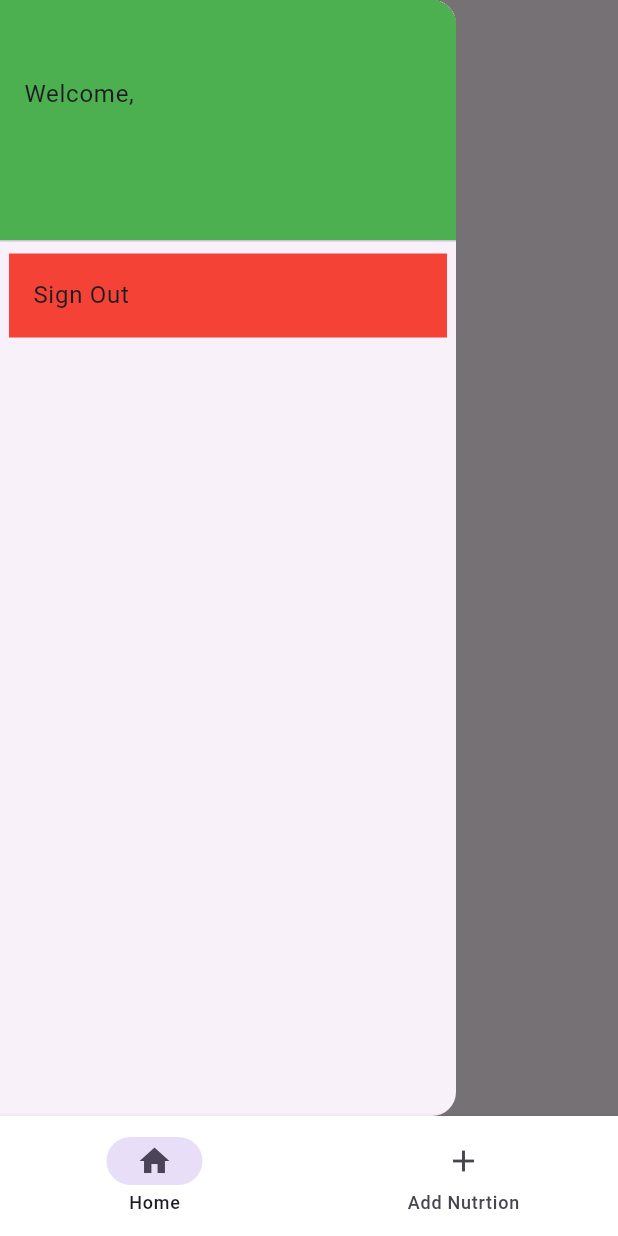
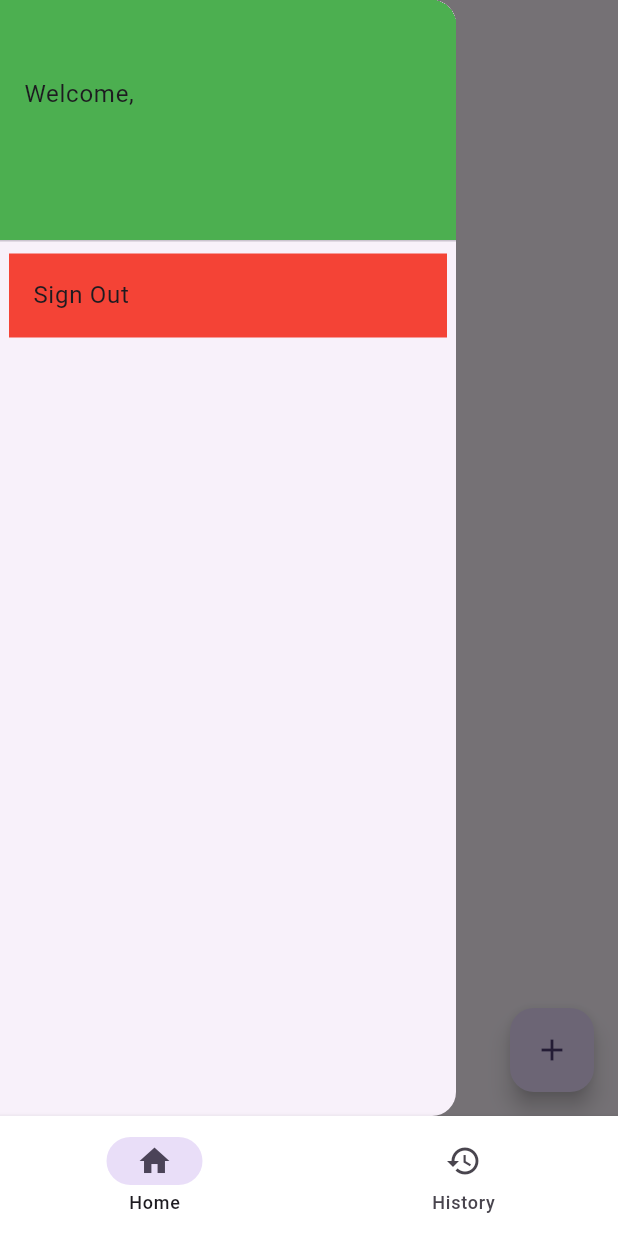
Before and after one commit to AlvinHartono/flutter-nutrition-tracker, a Flutter app: the screen it shows once a user with an empty profile is signed in, with the side drawer open, on a phone screen of 412 x 824 dp. Run offline on Flutter 3.47's test engine with Material 3 defaults, Android fonts, the phone set to English and light mode, and no system bars; our stand-ins replace firebase_auth, firebase_core; accounts and stored records are empty.

Commit message:
added screens

```diff
--- /dev/null
+++ b/lib/config/config.dart
@@ -0,0 +1,3 @@
+class AppConfig {
+  static const String apiKey = "7JdkTq3FchntRBv5Ax1Eog==lWifTLw8ivhrr98C";
+}
--- /dev/null
+++ b/lib/screens/history_nutrition_screen.dart
@@ -0,0 +1,22 @@
+import 'package:flutter/material.dart';
+
+class History extends StatefulWidget {
+  const History({super.key});
+
+  @override
+  State<History> createState() => _HistoryState();
+}
+
+class _HistoryState extends State<History> {
+  @override
+  Widget build(BuildContext context) {
+    return Scaffold(
+        appBar: AppBar(
+          title: const Text("Nutrition History"),
+          centerTitle: true,
+        ),
+        body: const Center(
+          child: Text("History Screen"),
+        ));
+  }
+}
--- a/lib/screens/main_screen.dart
+++ b/lib/screens/main_screen.dart
@@ -1,5 +1,5 @@
 import 'package:flutter/material.dart';
-import 'package:flutter_nutrition_tracker/screens/add_nutrtion_screen.dart';
+import 'package:flutter_nutrition_tracker/screens/history_nutrition_screen.dart';
 import 'package:flutter_nutrition_tracker/screens/nutrition_screen.dart';
 
 class MainScreen extends StatefulWidget {
@@ -29,14 +29,14 @@ class _MainScreenState extends State<MainScreen> {
             label: 'Home',
           ),
           NavigationDestination(
-            icon: Icon(Icons.add),
-            label: 'Add Nutrtion',
+            icon: Icon(Icons.history_outlined),
+            label: 'History',
           ),
         ],
       ),
       body: [
         const AllNutrition(),
-        const AddNutrtion(),
+        const History(),
       ][_currentIndex],
     );
   }
--- a/lib/screens/nutrition_screen.dart
+++ b/lib/screens/nutrition_screen.dart
@@ -1,5 +1,6 @@
 import 'package:flutter/material.dart';
 import 'package:firebase_auth/firebase_auth.dart';
+import 'package:flutter_nutrition_tracker/screens/add_nutritioin_screen.dart';
 import 'package:flutter_nutrition_tracker/user_auth/firebase_auth_implementation/firebase_auth_services.dart';
 
 class AllNutrition extends StatefulWidget {
@@ -34,17 +35,17 @@ class _AllNutritionState extends State<AllNutrition> {
                     const Text(
                       "Welcome,",
                     ),
-                    SizedBox(
+                    const SizedBox(
                       height: 20,
                     ),
                     Text(
                       user?.email ?? '',
-                      style: TextStyle(
+                      style: const TextStyle(
                         fontWeight: FontWeight.bold,
                         fontSize: 18,
                       ),
                     ),
-                    SizedBox(
+                    const SizedBox(
                       height: 30,
                     ),
                   ],
@@ -64,8 +65,17 @@ class _AllNutritionState extends State<AllNutrition> {
         title: const Text("Nutrition Tracker"),
         centerTitle: true,
       ),
-      body: const Center(
-        child: Text("data"),
+      body: const Column(
+        crossAxisAlignment: CrossAxisAlignment.center,
+        children: [],
+      ),
+      floatingActionButton: FloatingActionButton(
+        onPressed: () {
+          Navigator.of(context).push(MaterialPageRoute(
+            builder: (context) => const AddNutrition(),
+          ));
+        },
+        child: const Icon(Icons.add),
       ),
     );
   }
--- a/pubspec.yaml
+++ b/pubspec.yaml
@@ -37,6 +37,7 @@ dependencies:
   cupertino_icons: ^1.0.2
   firebase_core: ^2.24.2
   firebase_auth: ^4.16.0
+  http: ^1.1.2
 
 dev_dependencies:
   flutter_test:
```
Also changed, not shown: lib/models/food.dart (added, +45 -0 lines), lib/screens/add_nutritioin_screen.dart (added, +19 -0 lines), lib/screens/add_nutrtion_screen.dart (deleted, +0 -22 lines), lib/widgets/food_card.dart (added, +11 -0 lines), pubspec.lock.
